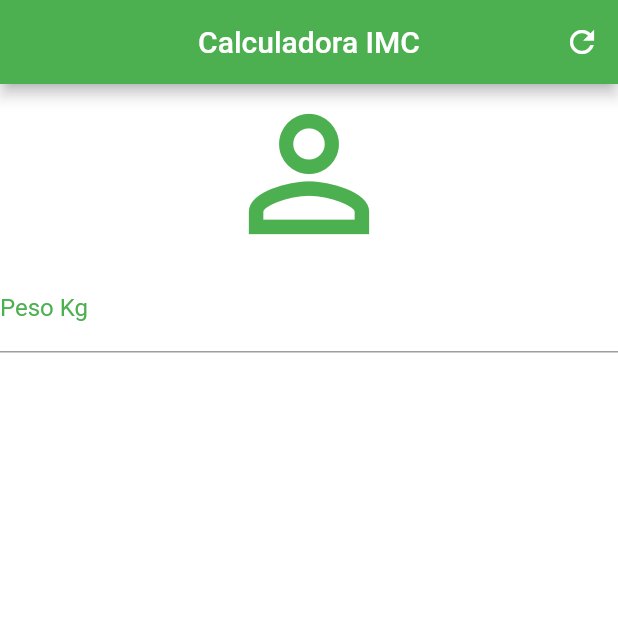
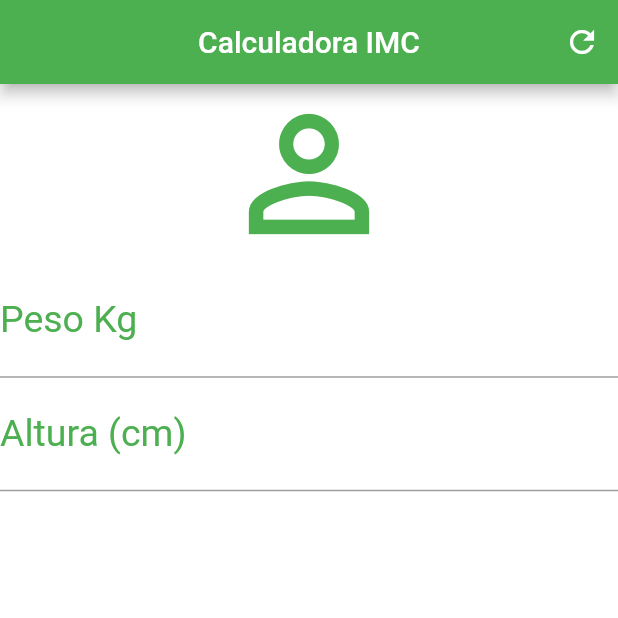
Before and after one commit to zVinicius/calculadoraIMC, a Flutter app: the screen it shows after launch, on a phone screen of 412 x 824 dp, the top half of it. Run offline on Flutter 3.47's test engine with Material 2 defaults, Android fonts, the phone set to English and light mode, and no system bars.

Commit message:
desenvolvendo entradas de texto

```diff
--- a/lib/main.dart
+++ b/lib/main.dart
@@ -39,8 +39,20 @@ class Home extends StatefulWidget{
              keyboardType: TextInputType.number,
              decoration: InputDecoration(
                labelText: "Peso Kg",
-               labelStyle: TextStyle(color: Colors.green)),
-           )
+               labelStyle: TextStyle(color: Colors.green)
+               ),
+              textAlign: TextAlign.center,
+              style: TextStyle(color: Colors.green, fontSize: 25.0),
+           ),
+           TextField(
+             keyboardType: TextInputType.number,
+             decoration: InputDecoration(
+               labelText: "Altura (cm)",
+               labelStyle: TextStyle(color: Colors.green)
+              ),
+             textAlign: TextAlign.center,
+             style: TextStyle(color: Colors.green, fontSize: 25.0),
+             )
          ],
        ),
      );
```
